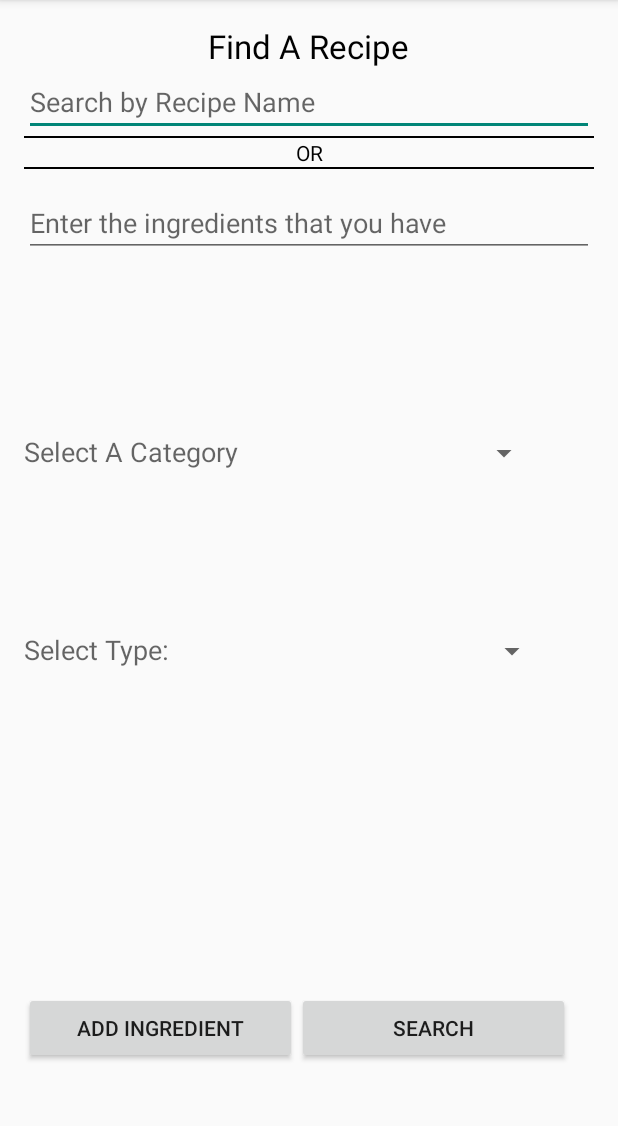
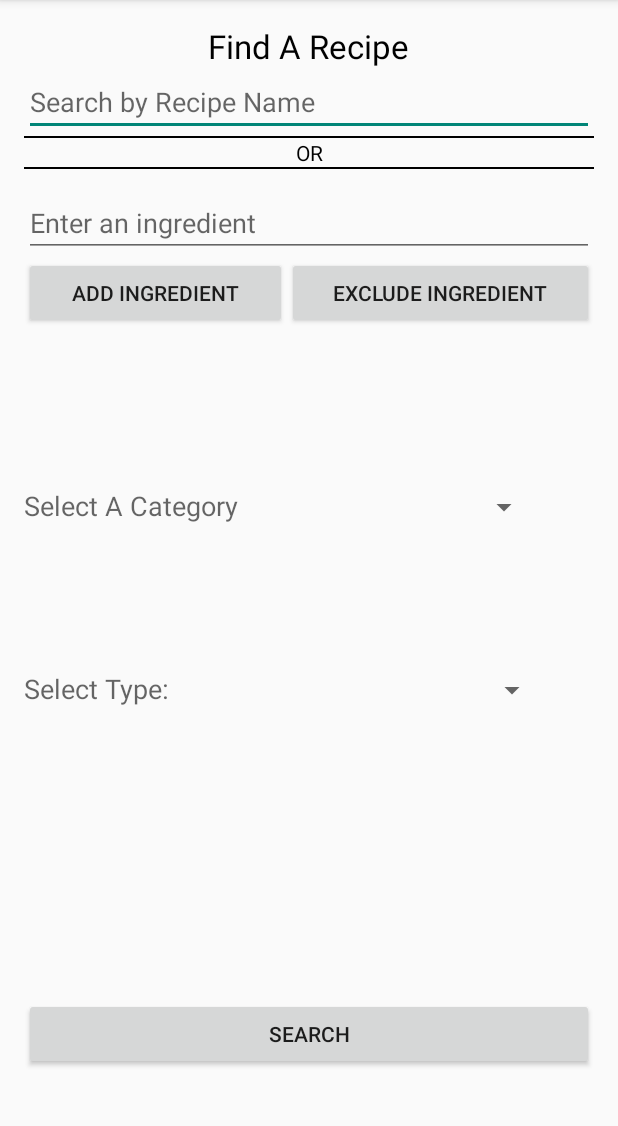
Before and after one commit to TPineapples/CookHelper, an Android app: the SearchRecipeActivity screen opened directly, with no data from a screen before it, on a phone screen of 412 x 824 dp, the part 84-1210 px from its top. Run offline under Robolectric (Android 15) with nearby library versions, the phone set to English and light mode, and no system bars.

Commit message:
added functionality to exclude ingredients, tried to unify syntax style

```diff
--- a/app/src/main/java/ad/nerdsqu/cookhelper/MyAccountActivity.java
+++ b/app/src/main/java/ad/nerdsqu/cookhelper/MyAccountActivity.java
@@ -21,8 +21,8 @@ public class MyAccountActivity extends AppCompatActivity {
         user = getIntent().getStringExtra("USER");
         name.setText(user);
 
+        //change password
         Button changePassword = (Button)findViewById(R.id.confirm_password_change);
-
         changePassword.setOnClickListener(new View.OnClickListener() {
             @Override
             public void onClick(View view) {
@@ -34,6 +34,7 @@ public class MyAccountActivity extends AppCompatActivity {
                 String new_pass1 = new_password1_text.getText().toString();
                 String new_pass2 = new_password2_text.getText().toString();
 
+                //check if old password is correct and new passwords patch
                 if (MainActivity.helper.IsValidLogin(user, old_pass)) {
                     if (new_pass1.equals(new_pass2)) {
                         MainActivity.helper.setPassword(new_pass1,user);
--- a/app/src/main/java/ad/nerdsqu/cookhelper/RecipeManageActivity.java
+++ b/app/src/main/java/ad/nerdsqu/cookhelper/RecipeManageActivity.java
@@ -17,6 +17,7 @@ public class RecipeManageActivity extends AppCompatActivity {
         Button edit = (Button)findViewById(R.id.bEditRecipe);
         Button delete = (Button)findViewById(R.id.bDelReicpe);
 
+        //edit recipe button
         edit.setOnClickListener(new View.OnClickListener() {
             @Override
             public void onClick(View view) {
@@ -25,7 +26,7 @@ public class RecipeManageActivity extends AppCompatActivity {
                 startActivity(edit);
             }
         });
-
+        //delete recipe button
         delete.setOnClickListener(new View.OnClickListener() {
             @Override
             public void onClick(View view) {
--- a/app/src/main/java/ad/nerdsqu/cookhelper/SearchRecipeActivity.java
+++ b/app/src/main/java/ad/nerdsqu/cookhelper/SearchRecipeActivity.java
@@ -9,6 +9,7 @@ import android.widget.EditText;
 import android.widget.Spinner;
 import android.widget.Toast;
 
+import java.lang.reflect.Array;
 import java.util.ArrayList;
 
 /**
@@ -17,8 +18,9 @@ import java.util.ArrayList;
 
 public class SearchRecipeActivity extends AppCompatActivity {
 
-    private ArrayList<String> ingredients = new ArrayList<String>();
-    private EditText ingredientIn;
+    private ArrayList<String> ingredients = new ArrayList<>();
+    private ArrayList<String> excludedIngreds = new ArrayList<>();
+    private EditText ingredientInput;
     private EditText name;
     private Spinner category;
     private Spinner type;
@@ -28,7 +30,7 @@ public class SearchRecipeActivity extends AppCompatActivity {
         super.onCreate(savedInstanceState);
         setContentView(R.layout.activity_search_recipe);
 
-        ingredientIn = (EditText)findViewById(R.id.etAddIngredient);
+        ingredientInput = (EditText)findViewById(R.id.etAddIngredient);
         name = (EditText)findViewById(R.id.etSearchRecipeName);
         category = (Spinner)findViewById(R.id.spinCategory);
         type = (Spinner)findViewById(R.id.spinType);
@@ -38,9 +40,19 @@ public class SearchRecipeActivity extends AppCompatActivity {
         Button addIngredient = (Button) findViewById(R.id.bAddSearchIngredient);
         addIngredient.setOnClickListener(new View.OnClickListener() {
             public void onClick(View v) {
-                ingredients.add(help.getEditTextString(ingredientIn));
+                ingredients.add(help.getEditTextString(ingredientInput));
                 Toast.makeText(SearchRecipeActivity.this, "Ingredient Added", Toast.LENGTH_SHORT).show();
-                ingredientIn.setText("");
+                ingredientInput.setText("");
+            }
+        });
+
+        Button exclude = (Button)findViewById(R.id.bExcludeIngredient);
+        exclude.setOnClickListener(new View.OnClickListener() {
+            @Override
+            public void onClick(View view) {
+                excludedIngreds.add(help.getEditTextString(ingredientInput));
+                Toast.makeText(SearchRecipeActivity.this, "Ingredient Excluded", Toast.LENGTH_SHORT).show();
+                ingredientInput.setText("");
             }
         });
 
@@ -50,6 +62,7 @@ public class SearchRecipeActivity extends AppCompatActivity {
             @Override
             public void onClick(View v) {
 
+                //(r)ecipe attribute strings
                 String rName = help.getEditTextString(name);
 
                 String rCategory = help.getSpinnerString(category);
@@ -60,12 +73,15 @@ public class SearchRecipeActivity extends AppCompatActivity {
 
                 ArrayList<Recipe> searchResult = new ArrayList<>();
 
+                //control booleans for search decision
                 boolean ingExists = !(rIngredients.length == 0);
                 boolean typeExists = !(rType.equals("")||rType.equals("Any"));
                 boolean categExists = !(rCategory.equals("")||rCategory.equals("All"));
 
                 Intent intent = new Intent(SearchRecipeActivity.this, RecipeListActivity.class);
 
+                //control which search is executed why checking which of ing(redient),
+                // type, or categ(ory) have been selected
                 if (!rName.equals("")) {
                     searchResult = MainActivity.helper.searchByName(rName);
                 } else {
@@ -102,6 +118,16 @@ public class SearchRecipeActivity extends AppCompatActivity {
                         Toast.makeText(SearchRecipeActivity.this, "Input Required", Toast.LENGTH_SHORT).show();
                     }
                 }
+
+                //remove any recipes with excluded ingredients
+                for (Recipe recipe : searchResult) {
+                    for (String ingred : excludedIngreds) {
+                        if (recipe.hasIngredient(ingred)) {
+                            searchResult.remove(recipe);
+                        }
+                    }
+                }
+                //get the names of all the recipes to send as a StringArrayExtra
                 String[] resultArray = new String[searchResult.size()];
                 for (int i = 0; i < searchResult.size(); i++) {
                     resultArray[i] = searchResult.get(i).getRecipeName();
--- a/app/src/main/java/ad/nerdsqu/cookhelper/UserAreaActivity.java
+++ b/app/src/main/java/ad/nerdsqu/cookhelper/UserAreaActivity.java
@@ -10,6 +10,7 @@ import java.util.ArrayList;
 
 /**
  * Created by Aaron on 11/27/2016.
+ * Handles the menu for selecting which activity to perform (Search, Add, Saved, Account)
  */
 
 public class UserAreaActivity extends AppCompatActivity {
@@ -42,6 +43,10 @@ public class UserAreaActivity extends AppCompatActivity {
             }
 
         });
+
+        /*gets the array of recipe names that will be needed to populate SavedRecipes list, then
+           start the activity with the array of names as a StringArrayExtra
+         */
         mySavedRecipes.setOnClickListener(new View.OnClickListener() {
             public void onClick(View v) {
                 Intent intent = new Intent(UserAreaActivity.this, RecipeListActivity.class);
--- a/app/src/main/java/ad/nerdsqu/cookhelper/ViewDirectionsActivity.java
+++ b/app/src/main/java/ad/nerdsqu/cookhelper/ViewDirectionsActivity.java
@@ -6,6 +6,7 @@ import android.widget.TextView;
 
 /**
  * Created by Aaron on 11/28/2016.
+ * Used to view directions fullscreen from the Recipe Activity
  */
 
 public class ViewDirectionsActivity extends AppCompatActivity {
--- a/app/src/main/res/layout/activity_search_recipe.xml
+++ b/app/src/main/res/layout/activity_search_recipe.xml
@@ -65,6 +65,30 @@
             android:id="@+id/etAddIngredient"
             android:hint="@string/enterIngredients"
             android:layout_centerHorizontal="true" />
+
+        <LinearLayout
+            android:orientation="horizontal"
+            android:layout_width="match_parent"
+            android:layout_height="wrap_content">
+
+            <Button
+                android:layout_width="175dp"
+                android:layout_height="wrap_content"
+                android:text="@string/addIngredient"
+                android:id="@+id/bAddSearchIngredient"
+                android:layout_alignParentBottom="true"
+                android:layout_gravity="center_horizontal">
+
+            </Button>
+
+            <Button
+                android:text="@string/excludeIngredient"
+                android:layout_width="wrap_content"
+                android:layout_height="wrap_content"
+                android:id="@+id/bExcludeIngredient"
+                android:layout_weight="1" />
+
+        </LinearLayout>
 
         <Space
             android:layout_width="match_parent"
@@ -149,33 +173,17 @@
             android:layout_weight="0.28">
 
         </ScrollView>
-        <LinearLayout
-            android:layout_width="wrap_content"
+
+        <Button
+            android:layout_width="match_parent"
             android:layout_height="wrap_content"
-            android:orientation="horizontal">
+            android:text="@string/serach"
+            android:id="@+id/bSearchForRecipe"
+            android:layout_alignParentBottom="true"
+            android:layout_gravity="center_horizontal">
 
-            <Button
-                android:layout_width="182dp"
-                android:layout_height="wrap_content"
-                android:text="@string/addIngredient"
-                android:id="@+id/bAddSearchIngredient"
-                android:layout_alignParentBottom="true"
-                android:layout_gravity="center_horizontal"
-                android:layout_weight="0.5">
+        </Button>
 
-            </Button>
-
-            <Button
-                android:layout_width="182dp"
-                android:layout_height="wrap_content"
-                android:text="@string/serach"
-                android:id="@+id/bSearchForRecipe"
-                android:layout_alignParentBottom="true"
-                android:layout_gravity="center_horizontal"
-                android:layout_weight="0.5">
-
-            </Button>
-        </LinearLayout>
     </LinearLayout>
 
 </RelativeLayout>
--- a/app/src/main/res/values/strings.xml
+++ b/app/src/main/res/values/strings.xml
@@ -141,7 +141,7 @@
     <string name="findRecipe">Find A Recipe</string>
     <string name="category">Select A Category</string>
     <string name="type">Select Type:</string>
-    <string name="enterIngredients">Enter the ingredients that you have</string>
+    <string name="enterIngredients">Enter an ingredient</string>
     <string name="account">Account Info:</string>
     <string name="accountUsername">Username:</string>
     <string name="changePassword">Change Password:</string>
@@ -187,6 +187,7 @@
     <string name="confirmDelete">Confirm Changes</string>
     <string name="longPressToManage">Long press recipe to edit/delete</string>>
     <string name="updateRecipe">Update Recipe</string>
+    <string name="excludeIngredient">Exclude Ingredient</string>
 
 
 </resources>
```
Also changed, not shown: app/src/main/java/ad/nerdsqu/cookhelper/AddRecipeActivity.java (+10 -10 lines), app/src/main/java/ad/nerdsqu/cookhelper/DatabaseHelper.java (+7 -7 lines), app/src/main/java/ad/nerdsqu/cookhelper/Recipe.java (+66 -59 lines), app/src/main/java/ad/nerdsqu/cookhelper/RecipeActivity.java (+5 -5 lines).
